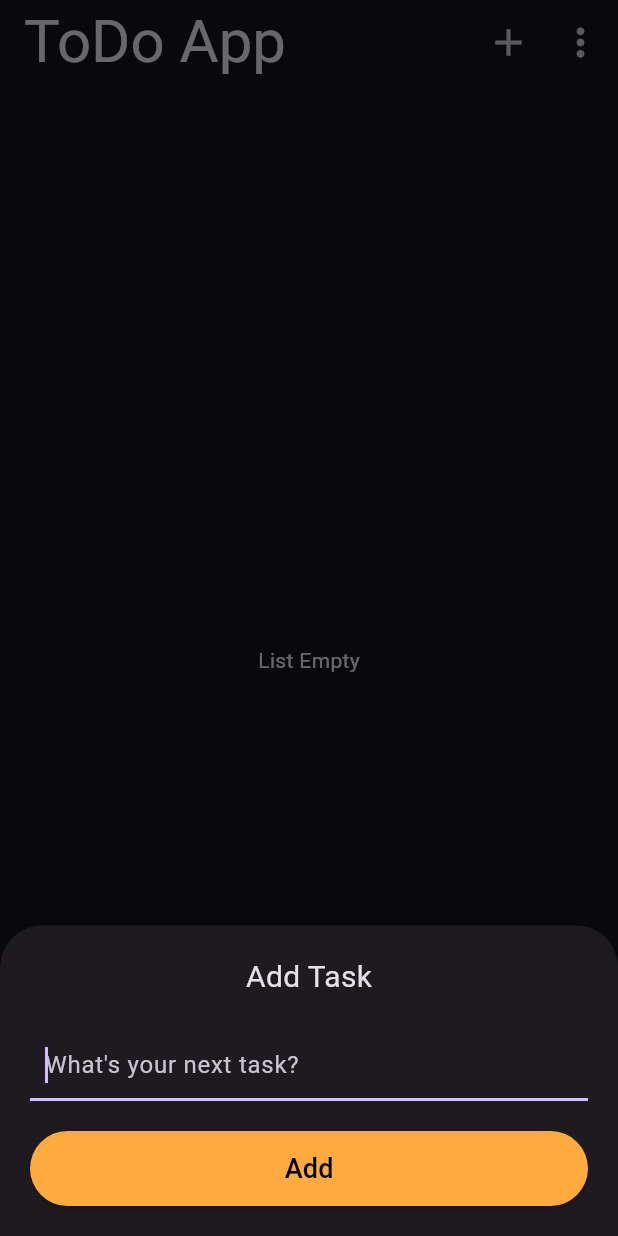
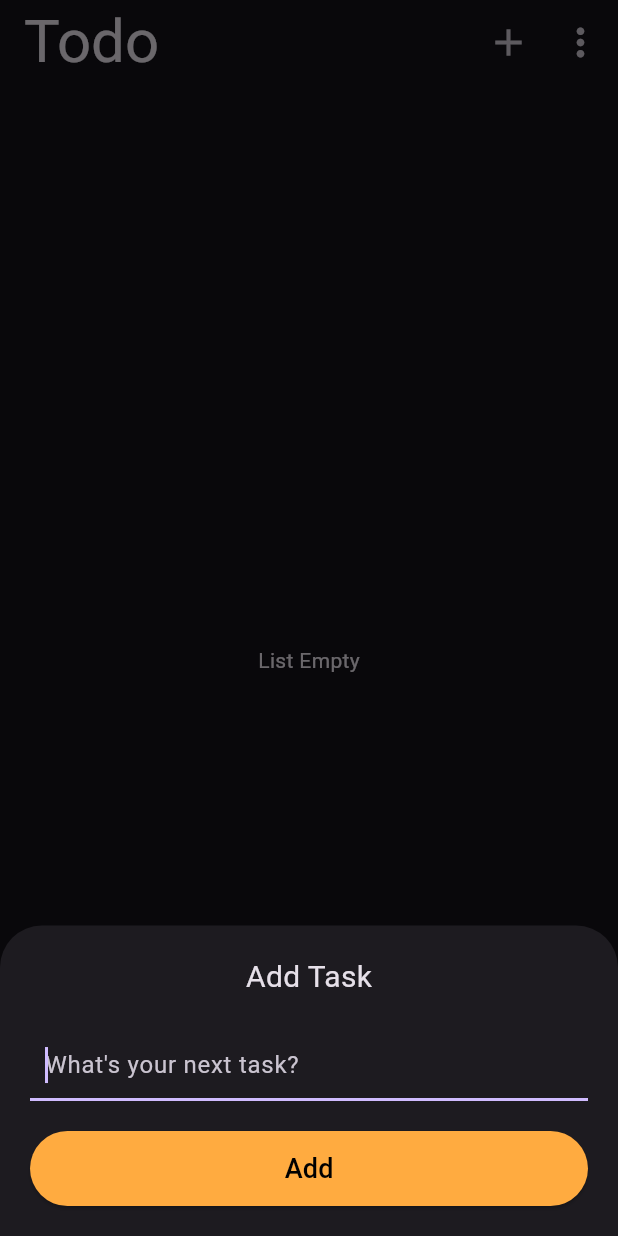
Before and after one commit to VSat08/flutter-todo, a Flutter app: the screen it shows after launch, after a tap on the "add" icon, on a phone screen of 412 x 824 dp. Run offline on Flutter 3.47's test engine with Material 3 defaults, Android fonts, the phone set to English and light mode, and no system bars; our stand-ins replace shared_preferences.

Commit message:
Refactor MyAppBar and Body widgets to use final fields for better immutability

```diff
--- a/lib/widgets/appbar.dart
+++ b/lib/widgets/appbar.dart
@@ -1,14 +1,14 @@
 import 'package:flutter/material.dart';
 
 class MyAppBar extends StatelessWidget implements PreferredSizeWidget {
-  void Function() createTodo;
-  MyAppBar({super.key, required this.createTodo});
+  final void Function() createTodo;
+  const MyAppBar({super.key, required this.createTodo});
 
   @override
   Widget build(BuildContext context) {
     return AppBar(
       title: Text(
-        "ToDo App",
+        "Todo",
         style: TextStyle(fontSize: 40),
       ),
       actions: [
--- a/lib/widgets/body.dart
+++ b/lib/widgets/body.dart
@@ -1,9 +1,9 @@
 import 'package:flutter/material.dart';
 
 class Body extends StatefulWidget {
-  List<String> todo;
-  void Function() updateLocalData;
-  Body({super.key, required this.todo, required this.updateLocalData});
+  final List<String> todo;
+  final void Function() updateLocalData;
+  const Body({super.key, required this.todo, required this.updateLocalData});
 
   @override
   State<Body> createState() => _BodyState();
```
